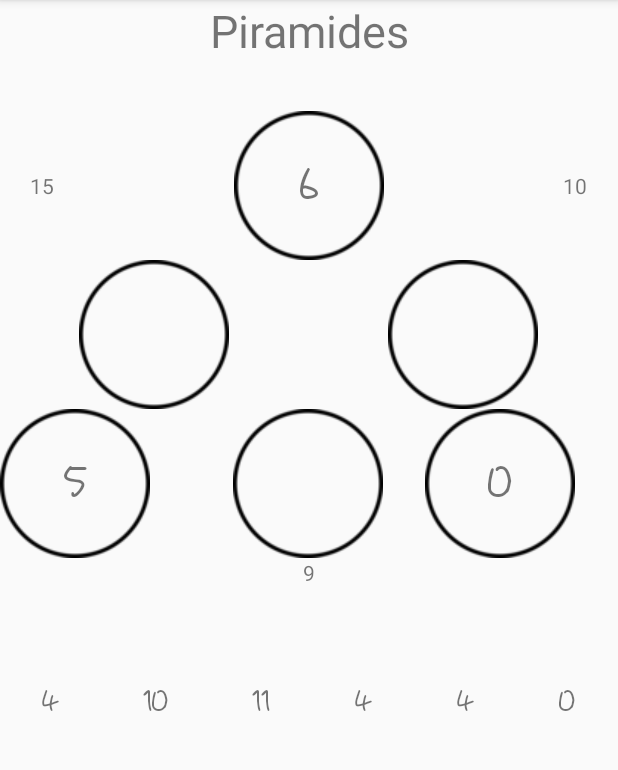
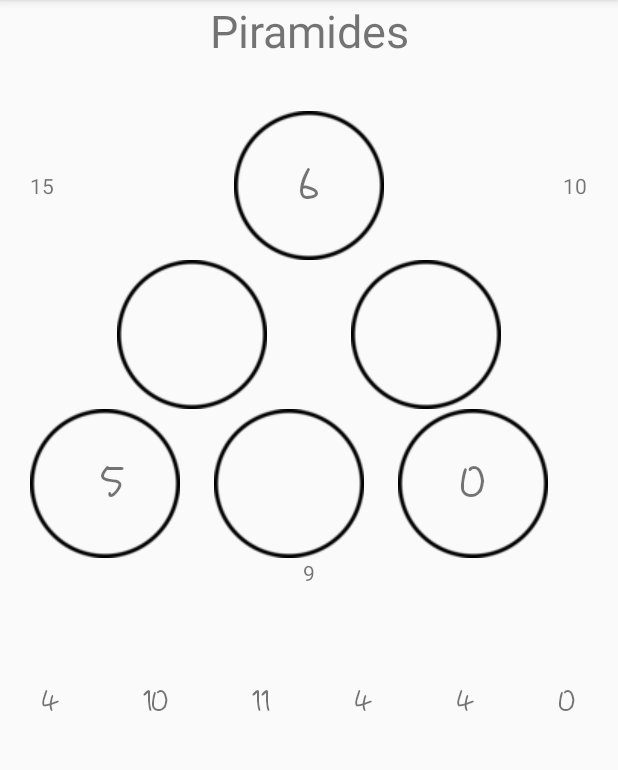
Before and after one commit to antonella-schiavoni/gameone, an Android app: the screen it shows after launch (GameActivity), on a phone screen of 412 x 824 dp, the part 84-854 px from its top. Run offline under Robolectric (Android 15) with nearby library versions, the phone set to English and light mode, and no system bars.

Commit message:
Fix view issue. Now cyrcles are totally aligned.

```diff
--- a/app/src/main/res/layout/activity_main.xml
+++ b/app/src/main/res/layout/activity_main.xml
@@ -101,6 +101,7 @@
             android:layout_height="wrap_content"
             android:layout_weight="0.81"
             android:gravity="center"
+            android:paddingLeft="50dp"
             android:orientation="horizontal">
             <TextView
                 android:id="@+id/number2"
@@ -113,6 +114,7 @@
             android:layout_height="wrap_content"
             android:layout_weight="0.81"
             android:gravity="center"
+            android:paddingRight="50dp"
             android:orientation="horizontal">
 
             <TextView
@@ -131,26 +133,25 @@
             android:layout_width="wrap_content"
             android:layout_height="wrap_content"
             android:layout_weight="0.405"
+            android:paddingLeft="20dp"
             android:orientation="horizontal">
 
             <TextView
                 android:id="@+id/number3"
                 android:layout_width="wrap_content"
                 android:layout_height="wrap_content"
+                android:paddingLeft="10dp"
                 android:background="@drawable/smallcircle"
                 android:gravity="center"
                 android:textSize="30dp" />
         </LinearLayout>
-        <LinearLayout
-            android:layout_width="wrap_content"
-            android:layout_height="wrap_content"
-            android:layout_weight="0.4"
-            android:orientation="horizontal"></LinearLayout>
+
         <LinearLayout
             android:layout_width="wrap_content"
             android:layout_height="wrap_content"
             android:layout_weight="0.405"
             android:orientation="horizontal">
+
             <TextView
                 android:id="@+id/number4"
                 android:layout_width="wrap_content"
```
